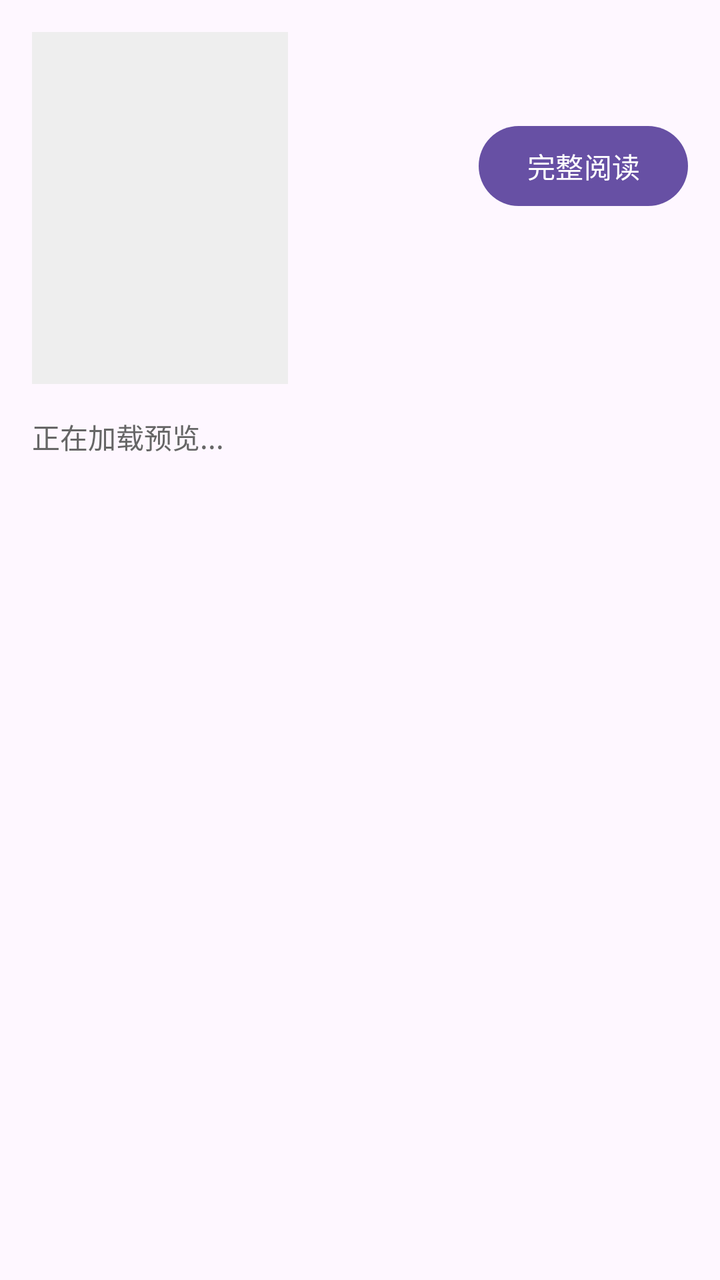
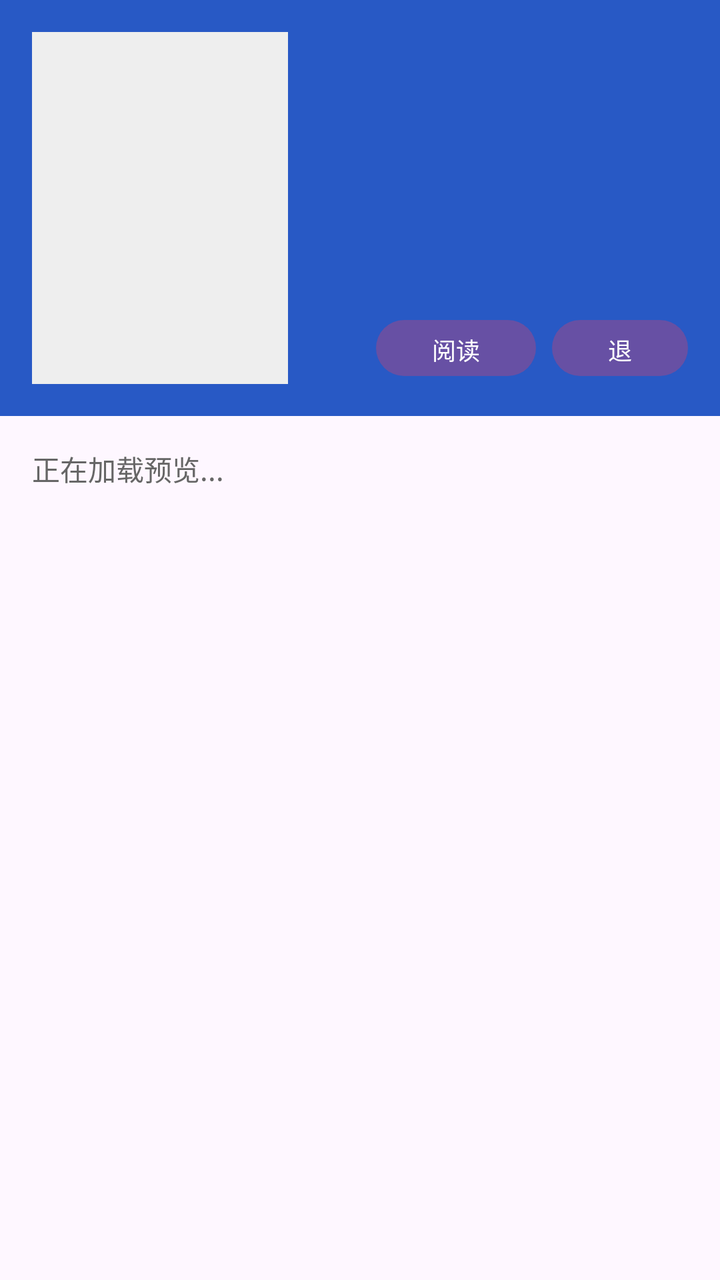

An Android layout rendered at two revisions. The XML below is the earlier revision; the diff shows what the commit changed to produce the second picture.
<!-- AndroidManifest.xml: application theme Theme.ComicLab -->
<!-- res/layout/activity_manga_preview.xml -->
<?xml version="1.0" encoding="utf-8"?>
<ScrollView xmlns:android="http://schemas.android.com/apk/res/android"
    android:id="@+id/main"
    android:layout_width="match_parent"
    android:layout_height="match_parent"
    android:clipToPadding="false"
    android:fillViewport="true">

    <LinearLayout
        android:layout_width="match_parent"
        android:layout_height="wrap_content"
        android:orientation="vertical"
        android:padding="16dp">

        <LinearLayout
            android:layout_width="match_parent"
            android:layout_height="wrap_content"
            android:gravity="top"
            android:orientation="horizontal">

            <ImageView
                android:id="@+id/imgCover"
                android:layout_width="128dp"
                android:layout_height="176dp"
                android:background="#EEEEEE"
                android:contentDescription="@string/comic_cover"
                android:scaleType="centerCrop" />

            <LinearLayout
                android:layout_width="0dp"
                android:layout_height="wrap_content"
                android:layout_marginStart="16dp"
                android:layout_weight="1"
                android:gravity="end"
                android:orientation="vertical">

                <TextView
                    android:id="@+id/tvComicName"
                    android:layout_width="match_parent"
                    android:layout_height="wrap_content"
                    android:textColor="#222222"
                    android:textSize="20sp"
                    android:textStyle="bold" />

                <Button
                    android:id="@+id/btnFullRead"
                    android:layout_width="wrap_content"
                    android:layout_height="wrap_content"
                    android:layout_marginTop="16dp"
                    android:layout_gravity="end"
                    android:text="@string/full_read" />
            </LinearLayout>
        </LinearLayout>

        <TextView
            android:id="@+id/tvStatus"
            android:layout_width="match_parent"
            android:layout_height="wrap_content"
            android:layout_marginTop="16dp"
            android:text="@string/loading_preview"
            android:textColor="#666666"
            android:textSize="14sp" />

        <GridLayout
            android:id="@+id/gridPreview"
            android:layout_width="match_parent"
            android:layout_height="wrap_content"
            android:layout_marginTop="12dp"
            android:columnCount="3"
            android:useDefaultMargins="false" />

        <Button
            android:id="@+id/btnTogglePreview"
            android:layout_width="match_parent"
            android:layout_height="wrap_content"
            android:layout_marginTop="16dp"
            android:text="@string/preview_all"
            android:visibility="gone" />
    </LinearLayout>
</ScrollView>
<!-- resources referenced by this layout -->
<resources>
  <string name="comic_cover">漫画封面</string>
  <string name="full_read">完整阅读</string>
  <string name="loading_preview">正在加载预览...</string>
  <string name="preview_all">预览全部</string>
  <style name="Theme.ComicLab" parent="Base.Theme.ComicLab" />
  <style name="Base.Theme.ComicLab" parent="Theme.Material3.DayNight.NoActionBar">
          <item name="android:windowFullscreen">false</item>
          <item name="android:statusBarColor">@color/comiclab_blue</item>
          <item name="android:navigationBarColor">@color/white</item>
          <item name="android:windowLightStatusBar">false</item>
          <item name="android:windowLightNavigationBar">true</item>
      </style>
  <color name="comiclab_blue">#2859C5</color>
  <color name="white">#FFFFFFFF</color>
</resources>

<!-- the commit's change to res/layout/activity_manga_preview.xml (unified diff, before → after) -->
@@ -9,26 +9,40 @@
     <LinearLayout
         android:layout_width="match_parent"
         android:layout_height="wrap_content"
-        android:orientation="vertical"
-        android:padding="16dp">
+        android:orientation="vertical">
+
+        <View
+            android:id="@+id/statusBarBackground"
+            android:layout_width="match_parent"
+            android:layout_height="0dp"
+            android:background="@color/comiclab_blue" />
 
         <LinearLayout
             android:layout_width="match_parent"
-            android:layout_height="wrap_content"
+            android:layout_height="208dp"
+            android:background="@color/comiclab_blue"
             android:gravity="top"
-            android:orientation="horizontal">
+            android:orientation="horizontal"
+            android:padding="16dp">
 
-            <ImageView
-                android:id="@+id/imgCover"
-                android:layout_width="128dp"
-                android:layout_height="176dp"
-                android:background="#EEEEEE"
-                android:contentDescription="@string/comic_cover"
-                android:scaleType="centerCrop" />
+            <FrameLayout
+                android:layout_width="0dp"
+                android:layout_height="match_parent"
+                android:layout_weight="1">
+
+                <ImageView
+                    android:id="@+id/imgCover"
+                    android:layout_width="128dp"
+                    android:layout_height="match_parent"
+                    android:layout_gravity="start"
+                    android:background="#EEEEEE"
+                    android:contentDescription="@string/comic_cover"
+                    android:scaleType="centerCrop" />
+            </FrameLayout>
 
             <LinearLayout
                 android:layout_width="0dp"
-                android:layout_height="wrap_content"
+                android:layout_height="match_parent"
                 android:layout_marginStart="16dp"
                 android:layout_weight="1"
                 android:gravity="end"
@@ -38,43 +52,76 @@
                     android:id="@+id/tvComicName"
                     android:layout_width="match_parent"
                     android:layout_height="wrap_content"
-                    android:textColor="#222222"
+                    android:textColor="@color/white"
                     android:textSize="20sp"
                     android:textStyle="bold" />
 
-                <Button
-                    android:id="@+id/btnFullRead"
-                    android:layout_width="wrap_content"
+                <Space
+                    android:layout_width="match_parent"
+                    android:layout_height="0dp"
+                    android:layout_weight="1" />
+
+                <LinearLayout
+                    android:layout_width="match_parent"
                     android:layout_height="wrap_content"
-                    android:layout_marginTop="16dp"
-                    android:layout_gravity="end"
-                    android:text="@string/full_read" />
+                    android:gravity="end"
+                    android:orientation="horizontal">
+
+                    <Button
+                        android:id="@+id/btnFullRead"
+                        android:layout_width="wrap_content"
+                        android:layout_height="36dp"
+                        android:minHeight="0dp"
+                        android:minWidth="80dp"
+                        android:paddingStart="24dp"
+                        android:paddingEnd="24dp"
+                        android:text="@string/full_read"
+                        android:textSize="12sp" />
+
+                    <Button
+                        android:id="@+id/btnExitPreview"
+                        android:layout_width="wrap_content"
+                        android:layout_height="36dp"
+                        android:layout_marginStart="8dp"
+                        android:minHeight="0dp"
+                        android:minWidth="80dp"
+                        android:paddingStart="24dp"
+                        android:paddingEnd="24dp"
+                        android:text="@string/exit_preview"
+                        android:textSize="12sp" />
+                </LinearLayout>
             </LinearLayout>
         </LinearLayout>
 
-        <TextView
-            android:id="@+id/tvStatus"
+        <LinearLayout
             android:layout_width="match_parent"
             android:layout_height="wrap_content"
-            android:layout_marginTop="16dp"
-            android:text="@string/loading_preview"
-            android:textColor="#666666"
-            android:textSize="14sp" />
+            android:orientation="vertical"
+            android:padding="16dp">
 
-        <GridLayout
-            android:id="@+id/gridPreview"
-            android:layout_width="match_parent"
-            android:layout_height="wrap_content"
-            android:layout_marginTop="12dp"
-            android:columnCount="3"
-            android:useDefaultMargins="false" />
+            <TextView
+                android:id="@+id/tvStatus"
+                android:layout_width="match_parent"
+                android:layout_height="wrap_content"
+                android:text="@string/loading_preview"
+                android:textColor="#666666"
+                android:textSize="14sp" />
 
-        <Button
-            android:id="@+id/btnTogglePreview"
-            android:layout_width="match_parent"
-            android:layout_height="wrap_content"
-            android:layout_marginTop="16dp"
-            android:text="@string/preview_all"
-            android:visibility="gone" />
+            <GridLayout
+                android:id="@+id/gridPreview"
+                android:layout_width="match_parent"
+                android:layout_height="wrap_content"
+                android:layout_marginTop="12dp"
+                android:columnCount="3"
+                android:useDefaultMargins="false" />
+
+            <Button
+                android:id="@+id/btnTogglePreview"
+                android:layout_width="match_parent"
+                android:layout_height="wrap_content"
+                android:layout_marginTop="16dp"
+                android:text="@string/preview_all"
+                android:visibility="gone" />
+        </LinearLayout>
     </LinearLayout>
 </ScrollView>
<!-- resource entries referenced after the edit -->
@@ -1,7 +1,8 @@
 <!-- resources referenced by this layout -->
 <resources>
   <string name="comic_cover">漫画封面</string>
-  <string name="full_read">完整阅读</string>
+  <string name="exit_preview">退出</string>
+  <string name="full_read">阅读</string>
   <string name="loading_preview">正在加载预览...</string>
   <string name="preview_all">预览全部</string>
   <style name="Theme.ComicLab" parent="Base.Theme.ComicLab" />
